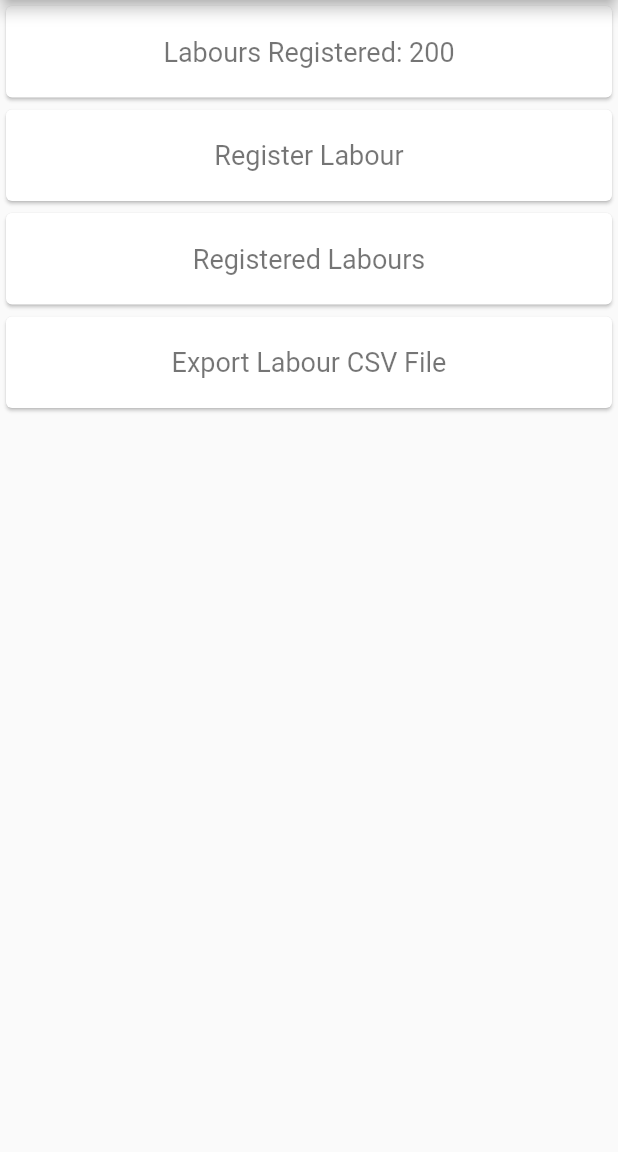
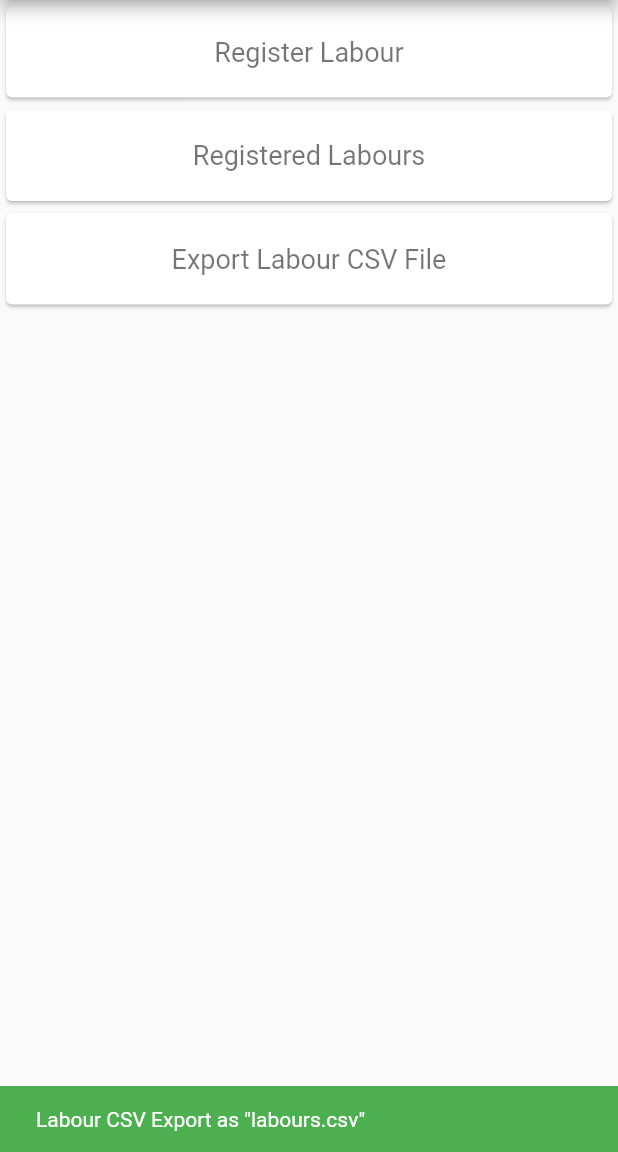
Before and after one commit to munawarhussain14/Labour-Registraion-Offline-Mobile-App, a Flutter app: the screen it shows after launch, after a tap on "Export Labour CSV File", on a phone screen of 412 x 824 dp, the part 84-1236 px from its top. Run offline on Flutter 3.47's test engine with Material 2 defaults, Android fonts, the phone set to English and light mode, and no system bars; our stand-ins replace csv, date_time_picker, mask_text_input_formatter, sqflite; missing offline and left inert: awesome_select; accounts and stored records are empty.

Commit message:
V1 Final

```diff
--- a/lib/main.dart
+++ b/lib/main.dart
@@ -89,7 +89,7 @@ class _MyHomePageState extends State<MyHomePage> {
         child: Column(
           mainAxisAlignment: MainAxisAlignment.start,
           children: <Widget>[
-            getTile("Labours Registered: 200",()=>{}),
+//            getTile("Labours Registered: 200",()=>{}),
             getTile("Register Labour",()=>{
               Navigator.push(context, MaterialPageRoute(builder: (context)=>DistrictPage()))
             }),
@@ -112,53 +112,36 @@ class _MyHomePageState extends State<MyHomePage> {
   }
 
   getCsv(List<List<dynamic>> data) async {
-    Directory appDocumentsDirectory = await getApplicationDocumentsDirectory();
     String appDocumentsPath = (await getExternalStorageDirectory())!.path;
     String filePath = '$appDocumentsPath/labours.csv';
+    data.insert(0,[
+      "id",
+      "name",
+      "cnic",
+      "father name",
+      "date of birth",
+      "cell no primary",
+      "cell no secondary",
+      "married",
+      "eobi",
+      "eobi_no",
+      "work start from",
+      "work type",
+      "address",
+      "district",
+      "gender",
+      "area",
+      "mineral title",
+      "create Time",
+    ]);
     String csv = const ListToCsvConverter().convert(data);
     File file = File(filePath); // 1
     file.writeAsString(csv);
-    /*
-    String dir = (await getExternalStorageDirectory())!.path + "/CMLW_Labours/labours.csv";
-    String file = "$dir";
-    print(" FILE " + file);
-    File f = new File(file);*/
 
-// convert rows to String and write as csv file
-/*
-    String csv = const ListToCsvConverter().convert(data);
-    f.writeAsString(csv);*/
-    /*var status = await Permission.storage.status;
-    if (status.isDenied) {
-      // We didn't ask for permission yet or the permission has been denied before but not permanently.
-    }*/
-/*
-// You can request multiple permissions at once.
-    Map<Permission, PermissionStatus> statuses = await [
-      Permission.storage,
-    ].request();*/
-    //print(statuses[Permission.storage]);
-
-/*
-// You can can also directly ask the permission about its status.
-    if (await Permission.location.isRestricted) {
-      // The OS restricts access, for example because of parental controls.
-    }
-    await SimplePermissions.requestPermission(Permission. WriteExternalStorage);
-    bool checkPermission=await SimplePermissions.checkPermission(Permission.WriteExternalStorage);
-    if(checkPermission) {
-
-//store file in documents folder
-
-      String dir = (await getExternalStorageDirectory()).absolute.path + "/documents";
-      file = "$dir";
-      print(LOGTAG+" FILE " + file);
-      File f = new File(file+"filename.csv");
-
-// convert rows to String and write as csv file
-
-      String csv = const ListToCsvConverter().convert(rows);
-      f.writeAsString(csv);
-    }*/
+    ScaffoldMessenger.of(context).showSnackBar(
+      const SnackBar(
+          backgroundColor: Colors.green,
+          content: Text('Labour CSV Export as "labours.csv"')),
+    );
   }
 }
--- a/pubspec.yaml
+++ b/pubspec.yaml
@@ -40,8 +40,7 @@ dependencies:
   mask_text_input_formatter: ^2.1.0
   date_time_picker: "^2.1.0"
   path_provider: ^2.0.2
-#  permission_handler: ^7.1.0
-#  file_picker: ^2.1.4
+  flutter_launcher_icons: ^0.9.2
 
 dev_dependencies:
   flutter_test:
```
Also changed, not shown: lib/pages/labours.dart (+56 -3 lines), lib/services/labourServices.dart (+14 -15 lines).
